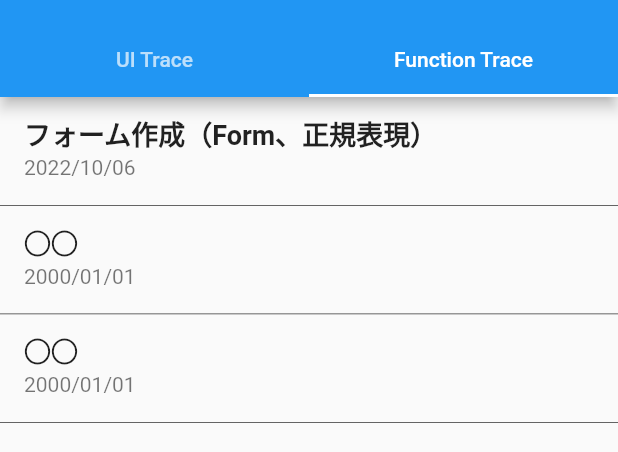
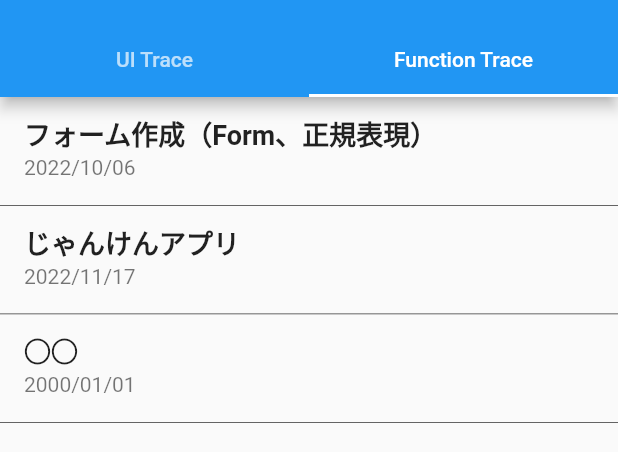
Before and after one commit to KobayashiYoh/weekly_trace_challenge, a Flutter app: the screen it shows after launch, tab 2 chosen, on a phone screen of 412 x 824 dp, the part 59-511 px from its top. Run offline on Flutter 3.47's test engine with Material 2 defaults, Android fonts, the light colour scheme and no system bars.

Commit message:
じゃんけんアプリのページを追加

```diff
--- a/lib/top_page/trace_item_list_view.dart
+++ b/lib/top_page/trace_item_list_view.dart
@@ -1,5 +1,6 @@
 import 'package:flutter/material.dart';
 import 'package:weekly_trace_challenge/function_20221006/weather_forecasts_form_page.dart';
+import 'package:weekly_trace_challenge/function_20221117/rock_paper_scissors_page.dart';
 import 'package:weekly_trace_challenge/top_page/trace.dart';
 import 'package:weekly_trace_challenge/top_page/trace_item_tile.dart';
 
@@ -32,9 +33,9 @@ class TraceItemListView extends StatelessWidget {
       page: WeatherForecastsFormPage(),
     ),
     Trace(
-      title: '○○',
-      date: '2000/01/01',
-      page: Scaffold(),
+      title: 'じゃんけんアプリ',
+      date: '2022/11/17',
+      page: RockPaperScissorsPage(),
     ),
     Trace(
       title: '○○',
```
Also changed, not shown: lib/function_20221117/rock_paper_scissors_page.dart (added, +10 -0 lines).
